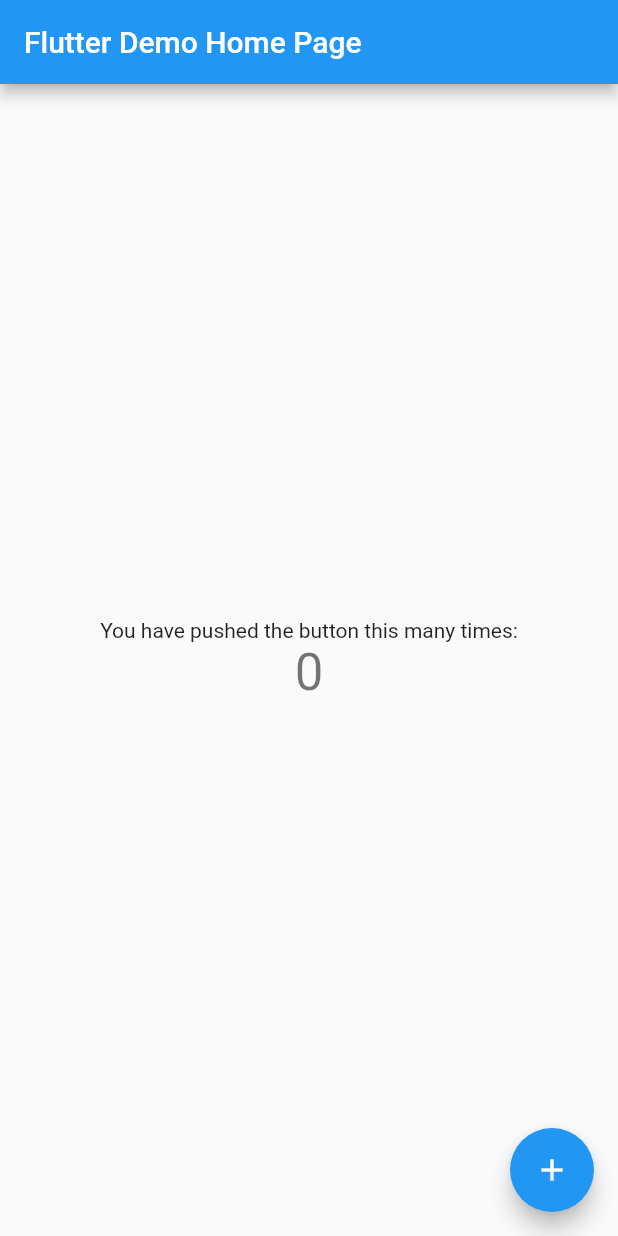
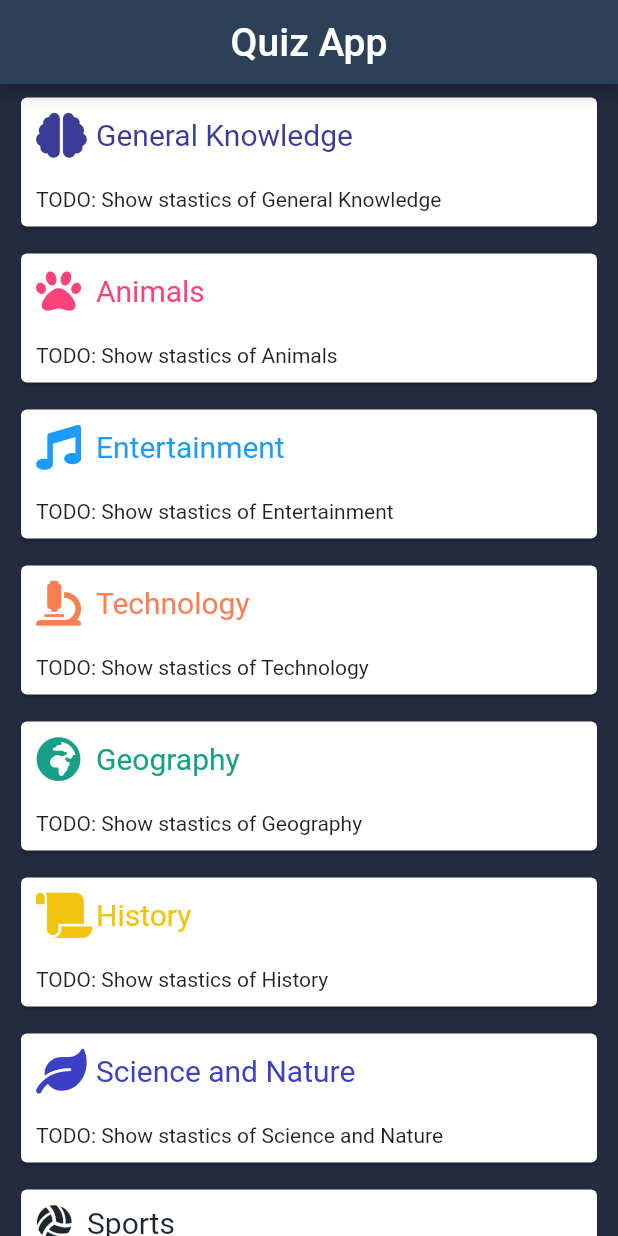
Before and after one commit to rizwanpasha/flutter_quiz_app, a Flutter app: the screen it shows after launch, on a phone screen of 412 x 824 dp. Run offline on Flutter 3.47's test engine with Material 2 defaults, Android fonts, the phone set to English and light mode, and no system bars; our stand-ins replace font_awesome_flutter.

Commit message:
crete quiz category selection page

```diff
--- a/assets/quiz_questions/animations.json
+++ b/assets/quiz_questions/entertainment.json
@@ -1,5 +1,5 @@
 {
-  "category": "Animations",
+  "category": "Entertainment",
   "questions": [
     {
       "question": "Who was the villain of 'The Lion King'?",
--- a/assets/quiz_questions/computer_science.json
+++ b/assets/quiz_questions/technology.json
@@ -1,5 +1,5 @@
 {
-  "category": "Computer Science",
+  "category": "Technology",
   "questions": [
     {
       "question": "The Harvard architecture for micro-controllers added which additional bus?",
--- a/lib/main.dart
+++ b/lib/main.dart
@@ -1,127 +1,134 @@
 import 'package:flutter/material.dart';
 import 'package:fulutter_quiz_app/utils/quiz_service.dart';
+import 'utils/quiz_data.dart';
+import 'package:font_awesome_flutter/font_awesome_flutter.dart';
+
+const int PRIMARY_COLOR = 0xFF2C4058;
+const int SECONDARY_COLOR = 0xFFE78230;
+const int BACKGROUND_COLOR = 0xFF242A40;
 
 void main() {
   runApp(MyApp());
 
-  Map<String, String> quizCategories = {
-    "Animals": "animals.json",
-    "Animations": "animations.json",
-    "Computer Science": "computer_science.json",
-    "General Knowledge": "general_knowledge.json",
-    "Geography": "geography.json",
-    "History": "history.json",
-    "Science and Nature": "science_and_nature.json",
-    "Sports": "sports.json"
-  };
-
-  loadQuestions(quizCategories["Animations"]);
+  //loadQuestions(quizCategories["Animations"]);
 }
 
 class MyApp extends StatelessWidget {
-  // This widget is the root of your application.
+  @override
+  Widget build(BuildContext context) {
+    return MainPage();
+  }
+}
+
+class MainPage extends StatelessWidget {
   @override
   Widget build(BuildContext context) {
     return MaterialApp(
-      title: 'Flutter Demo',
-      theme: ThemeData(
-        // This is the theme of your application.
-        //
-        // Try running your application with "flutter run". You'll see the
-        // application has a blue toolbar. Then, without quitting the app, try
-        // changing the primarySwatch below to Colors.green and then invoke
-        // "hot reload" (press "r" in the console where you ran "flutter run",
-        // or simply save your changes to "hot reload" in a Flutter IDE).
-        // Notice that the counter didn't reset back to zero; the application
-        // is not restarted.
-        primarySwatch: Colors.blue,
+      title: 'Quiz App',
+      debugShowCheckedModeBanner: false,
+      theme: new ThemeData(
+        primaryColor: Color(PRIMARY_COLOR),
       ),
-      home: MyHomePage(title: 'Flutter Demo Home Page'),
+      home: Scaffold(
+          backgroundColor: Color(BACKGROUND_COLOR),
+          appBar: AppBar(
+            title: Text(
+              'Quiz App',
+              style: TextStyle(fontSize: 26.0),
+            ),
+            centerTitle: true,
+          ),
+          body: QuizCategories()),
     );
   }
 }
 
-class MyHomePage extends StatefulWidget {
-  MyHomePage({Key key, this.title}) : super(key: key);
-
-  // This widget is the home page of your application. It is stateful, meaning
-  // that it has a State object (defined below) that contains fields that affect
-  // how it looks.
-
-  // This class is the configuration for the state. It holds the values (in this
-  // case the title) provided by the parent (in this case the App widget) and
-  // used by the build method of the State. Fields in a Widget subclass are
-  // always marked "final".
-
-  final String title;
-
-  @override
-  _MyHomePageState createState() => _MyHomePageState();
-}
-
-class _MyHomePageState extends State<MyHomePage> {
-  int _counter = 0;
-
-  void _incrementCounter() {
-    setState(() {
-      // This call to setState tells the Flutter framework that something has
-      // changed in this State, which causes it to rerun the build method below
-      // so that the display can reflect the updated values. If we changed
-      // _counter without calling setState(), then the build method would not be
-      // called again, and so nothing would appear to happen.
-      _counter++;
-    });
-  }
-
+class QuizCategories extends StatelessWidget {
   @override
   Widget build(BuildContext context) {
-    // This method is rerun every time setState is called, for instance as done
-    // by the _incrementCounter method above.
-    //
-    // The Flutter framework has been optimized to make rerunning build methods
-    // fast, so that you can just rebuild anything that needs updating rather
-    // than having to individually change instances of widgets.
-    return Scaffold(
-      appBar: AppBar(
-        // Here we take the value from the MyHomePage object that was created by
-        // the App.build method, and use it to set our appbar title.
-        title: Text(widget.title),
-      ),
-      body: Center(
-        // Center is a layout widget. It takes a single child and positions it
-        // in the middle of the parent.
-        child: Column(
-          // Column is also layout widget. It takes a list of children and
-          // arranges them vertically. By default, it sizes itself to fit its
-          // children horizontally, and tries to be as tall as its parent.
-          //
-          // Invoke "debug painting" (press "p" in the console, choose the
-          // "Toggle Debug Paint" action from the Flutter Inspector in Android
-          // Studio, or the "Toggle Debug Paint" command in Visual Studio Code)
-          // to see the wireframe for each widget.
-          //
-          // Column has various properties to control how it sizes itself and
-          // how it positions its children. Here we use mainAxisAlignment to
-          // center the children vertically; the main axis here is the vertical
-          // axis because Columns are vertical (the cross axis would be
-          // horizontal).
-          mainAxisAlignment: MainAxisAlignment.center,
-          children: <Widget>[
-            Text(
-              'You have pushed the button this many times:',
-            ),
-            Text(
-              '$_counter',
-              style: Theme.of(context).textTheme.display1,
-            ),
-          ],
-        ),
-      ),
-      floatingActionButton: FloatingActionButton(
-        onPressed: _incrementCounter,
-        tooltip: 'Increment',
-        child: Icon(Icons.add),
-      ), // This trailing comma makes auto-formatting nicer for build methods.
+    return ListView.builder(
+      itemCount: QUIZ_DATA.length,
+      itemBuilder: (BuildContext context, int index) {
+        String categoryTitle = QUIZ_DATA[index]['title'];
+        String categoryIcon = QUIZ_DATA[index]['icon'];
+        int categoryColor = int.parse(QUIZ_DATA[index]['color']);
+
+        return Container(
+            margin: EdgeInsets.symmetric(vertical: 5.0, horizontal: 10.0),
+            child: Card(
+                clipBehavior: Clip.hardEdge,
+                child: Column(
+                    crossAxisAlignment: CrossAxisAlignment.stretch,
+                    children: <Widget>[
+                      Material(
+                          color: Colors.transparent,
+                          child: InkWell(
+                              onTap: () {},
+                              splashColor:
+                                  Color(categoryColor).withOpacity(0.4),
+                              child: Container(
+                                padding: EdgeInsets.all(10.0),
+                                child: Row(
+                                  children: <Widget>[
+                                    categoryIcons(categoryIcon, categoryColor),
+                                    Padding(
+                                        padding: EdgeInsets.symmetric(
+                                            horizontal: 5.0)),
+                                    Text(
+                                      categoryTitle,
+                                      style: TextStyle(
+                                          fontSize: 20.0,
+                                          color: Color(categoryColor)),
+                                    )
+                                  ],
+                                ),
+                              ))),
+                      Container(
+                        padding: EdgeInsets.all(10.0),
+                        child: Text("TODO: Show stastics of $categoryTitle"),
+                      )
+                    ])));
+      },
     );
   }
 }
+
+Icon categoryIcons(String iconName, int iconColor) {
+  const double fontSize = 30.0;
+  switch (iconName) {
+    case 'brain':
+      return Icon(
+        FontAwesomeIcons.brain,
+        size: fontSize,
+        color: Color(iconColor),
+      );
+      break;
+    case 'paw':
+      return Icon(FontAwesomeIcons.paw,
+          size: fontSize, color: Color(iconColor));
+      break;
+    case 'music':
+      return Icon(FontAwesomeIcons.music,
+          size: fontSize, color: Color(iconColor));
+      break;
+    case 'microscope':
+      return Icon(FontAwesomeIcons.microscope,
+          size: fontSize, color: Color(iconColor));
+      break;
+    case 'globeAfrica':
+      return Icon(FontAwesomeIcons.globeAfrica,
+          size: fontSize, color: Color(iconColor));
+      break;
+    case 'scroll':
+      return Icon(FontAwesomeIcons.scroll,
+          size: fontSize, color: Color(iconColor));
+      break;
+    case 'leaf':
+      return Icon(FontAwesomeIcons.leaf,
+          size: fontSize, color: Color(iconColor));
+      break;
+    case 'volleyballBall':
+      return Icon(FontAwesomeIcons.volleyballBall, color: Color(iconColor));
+      break;
+  }
+}
--- /dev/null
+++ b/lib/utils/quiz_data.dart
@@ -0,0 +1,50 @@
+const List QUIZ_DATA = [
+  {
+    "title": "General Knowledge",
+    "file": "general_knowledge.json",
+    "icon": "brain",
+    "color": "0xFF3B3B98"
+  },
+  {
+    "title": "Animals",
+    "file": "animals.json",
+    "icon": "paw",
+    "color": "0xFFFC427B"
+  },
+  {
+    "title": "Entertainment",
+    "file": "entertainment.json",
+    "icon": "music",
+    "color": "0xFF1B9CFC"
+  },
+  {
+    "title": "Technology",
+    "file": "technology.json",
+    "icon": "microscope",
+    "color": "0xFFF97F51"
+  },
+  {
+    "title": "Geography",
+    "file": "geography.json",
+    "icon": "globeAfrica",
+    "color": "0xFF16a085"
+  },
+  {
+    "title": "History",
+    "file": "history.json",
+    "icon": "scroll",
+    "color": "0xFFf1c40f"
+  },
+  {
+    "title": "Science and Nature",
+    "file": "science_and_nature.json",
+    "icon": "leaf",
+    "color": "0xFF3c40c6"
+  },
+  {
+    "title": "Sports",
+    "file": "sports.json",
+    "icon": "volleyballBall",
+    "color": "0xFF1e272e"
+  }
+];
--- a/pubspec.yaml
+++ b/pubspec.yaml
@@ -19,6 +19,7 @@ environment:
 dependencies:
   flutter:
     sdk: flutter
+  font_awesome_flutter: ^8.4.0
 
   # The following adds the Cupertino Icons font to your application.
   # Use with the CupertinoIcons class for iOS style icons.
```
Also changed, not shown: lib/utils/options_builder.dart (deleted), pubspec.lock.
